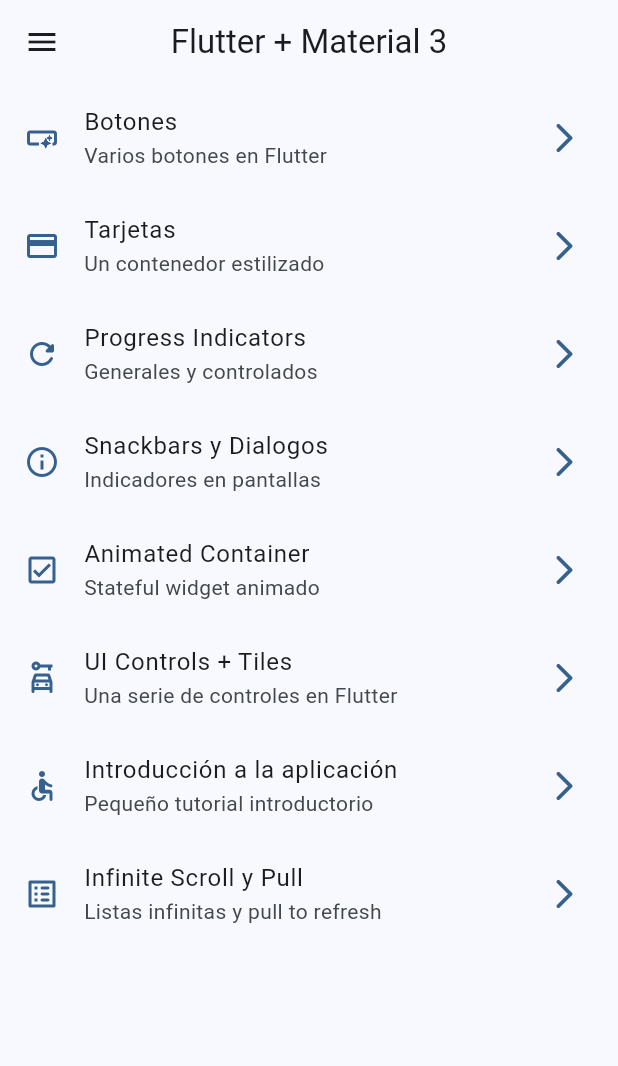
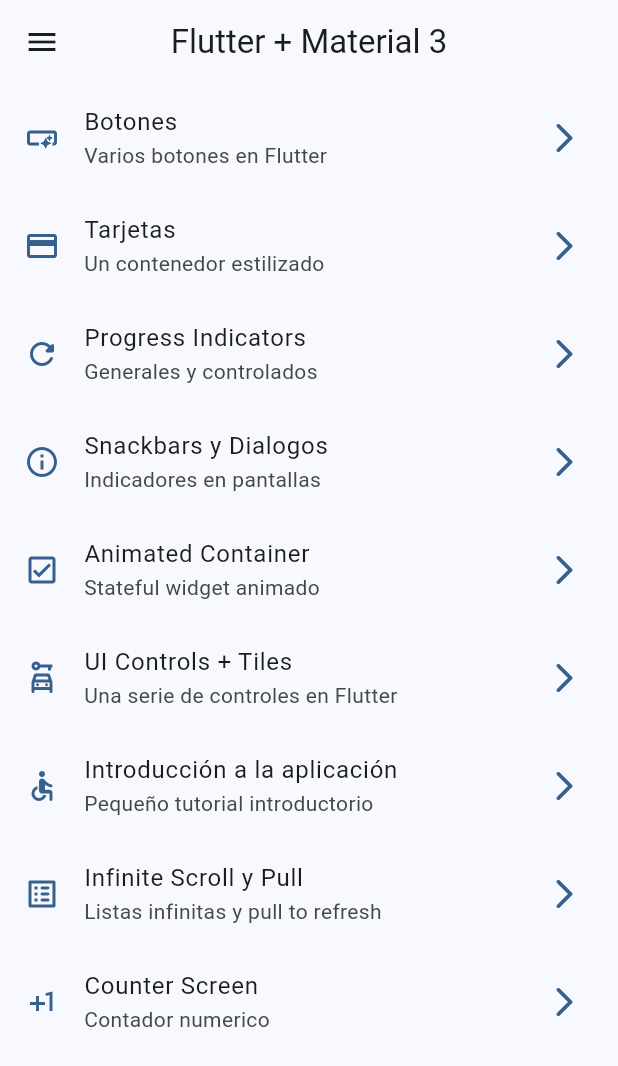
Before and after one commit to juanmarsilva/Widgets-app, a Flutter app: the screen it shows after launch, on a phone screen of 412 x 824 dp. Shown: the top 1066 px of the screen. Run offline on Flutter 3.47's test engine with Material 2 defaults, Android fonts, the phone set to English and light mode, and no system bars; our stand-ins replace animate_do, flutter_riverpod, go_router.

Commit message:
create counter riverpod screen

```diff
--- a/lib/config/menu/menu_items.dart
+++ b/lib/config/menu/menu_items.dart
@@ -72,4 +72,11 @@ const List<MenuItems> appMenuItems = [
         link: '/infinite-scroll',
         icon: Icons.list_alt_rounded,
     ),
+
+    MenuItems(
+        title: 'Counter Screen',
+        subtitle: 'Contador numerico',
+        link: '/counter',
+        icon: Icons.plus_one_outlined,
+    ),
 ];
--- a/lib/config/router/app_router.dart
+++ b/lib/config/router/app_router.dart
@@ -60,5 +60,11 @@ final appRouter = GoRouter(
             builder: (context, state) => const InfiniteScrollScreen()
         ),
 
+        GoRoute(
+            path: '/counter',
+            name: CounterScreen.name,
+            builder: (context, state) => const CounterScreen()
+        ),
+
     ]
 );
--- /dev/null
+++ b/lib/presentation/providers/counter_provider.dart
@@ -0,0 +1,4 @@
+import 'package:flutter_riverpod/flutter_riverpod.dart';
+
+
+final counterProvider = StateProvider<int>((ref) => 5);
--- /dev/null
+++ b/lib/presentation/providers/theme_provider.dart
@@ -0,0 +1,3 @@
+import 'package:flutter_riverpod/flutter_riverpod.dart';
+
+final isDarkModeProvider = StateProvider<bool>((ref) => false);
--- a/lib/presentation/screens/screens.dart
+++ b/lib/presentation/screens/screens.dart
@@ -1,6 +1,8 @@
+
 export 'package:widgets_app/presentation/screens/app_tutorial/app_tutorial_screen.dart';
 export 'package:widgets_app/presentation/screens/buttons/buttons_screen.dart';
 export 'package:widgets_app/presentation/screens/cards/cards_screen.dart';
+export 'package:widgets_app/presentation/screens/counter/counter_screen.dart';
 export 'package:widgets_app/presentation/screens/home/home_screen.dart';
 export 'package:widgets_app/presentation/screens/animated/animated_screen.dart';
 export 'package:widgets_app/presentation/screens/infinite_scroll/infinite_scroll_screen.dart';
--- a/pubspec.yaml
+++ b/pubspec.yaml
@@ -10,6 +10,7 @@ dependencies:
   animate_do: ^3.0.2
   flutter:
     sdk: flutter
+  flutter_riverpod: ^2.3.6
   go_router: ^10.0.0
 
 dev_dependencies:
```
Also changed, not shown: lib/main.dart (+6 -1 lines), lib/presentation/screens/counter/counter_screen.dart (added, +52 -0 lines), pubspec.lock.
